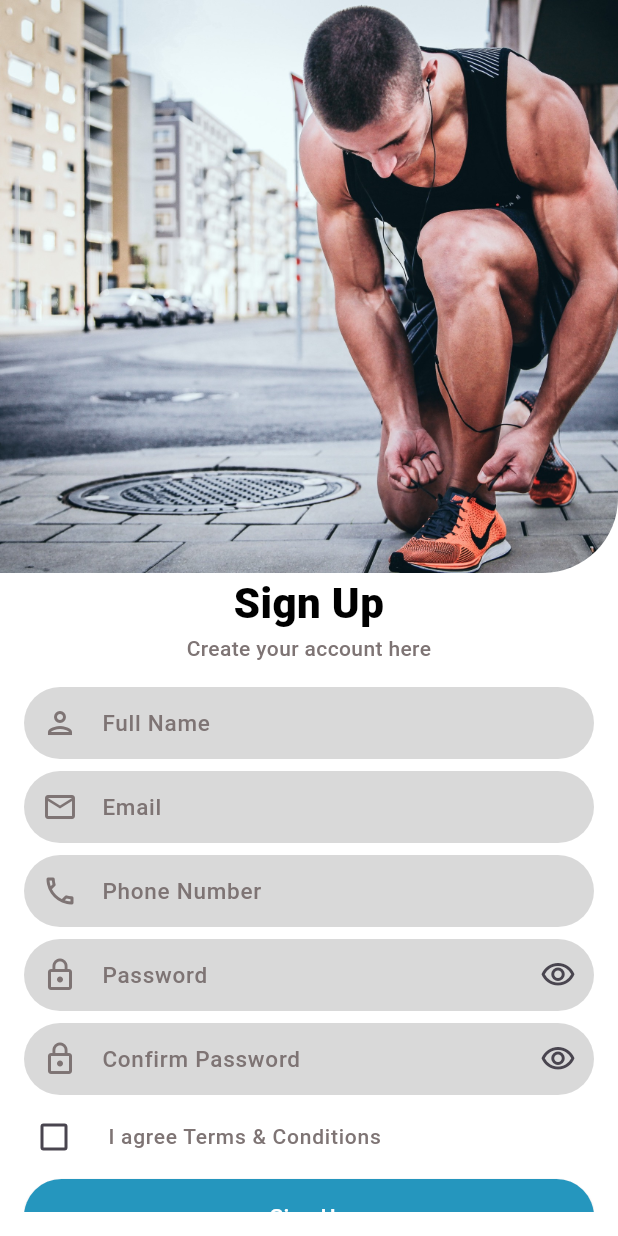
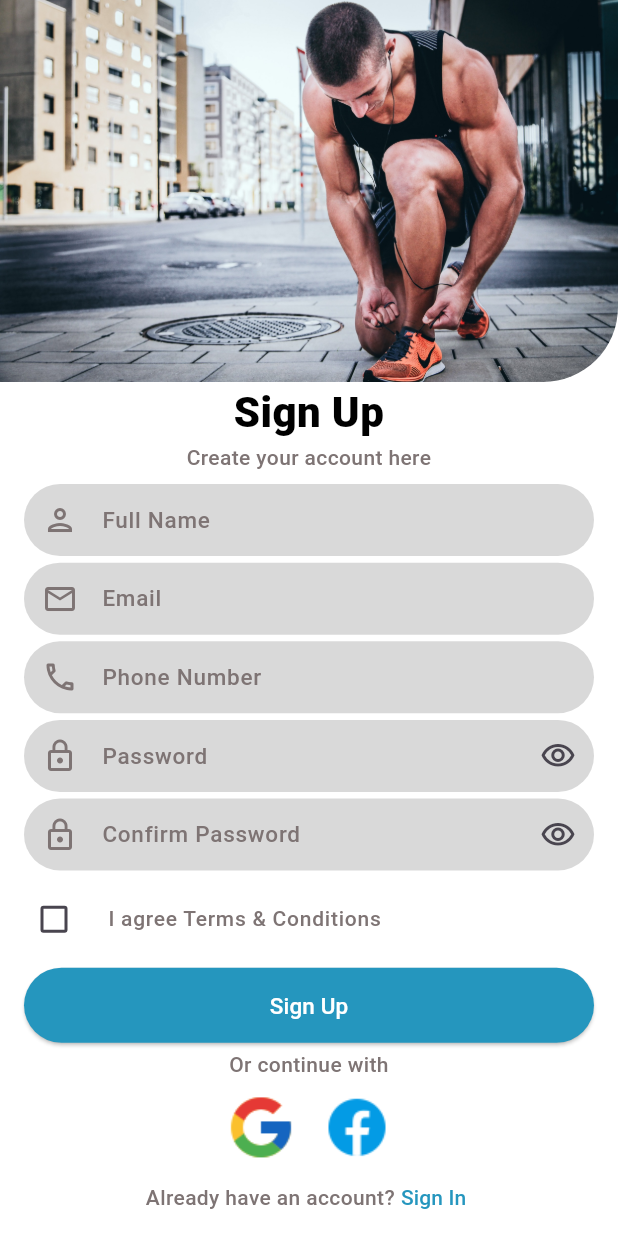
Before and after one commit to ADNAthukorala/smart_personal_coach, a Flutter app: the SignUpScreen screen opened directly, on a phone screen of 412 x 824 dp. Run offline on Flutter 3.47's test engine with Material 3 defaults, Android fonts, the phone set to English and light mode, and no system bars.

Commit message:
Finished sign up screen

```diff
--- a/lib/components/constants.dart
+++ b/lib/components/constants.dart
@@ -81,8 +81,6 @@ const kDayButtonTextStyle = TextStyle(
   color: kBlueThemeColor,
 );
 
-
-
 /// STYLES FOR BUTTONS
 /// Button styles for gender selection buttons
 const kGenderSelectionButtonStyle = ButtonStyle(
@@ -149,11 +147,23 @@ const kDayButtonStyle = ButtonStyle(
   fixedSize: MaterialStatePropertyAll(Size(double.maxFinite, 70.0)),
   backgroundColor: MaterialStatePropertyAll(kWhiteThemeColor),
   shape: MaterialStatePropertyAll(RoundedRectangleBorder(
-    borderRadius:
-    BorderRadius.all(Radius.circular(kRadius30)),
+    borderRadius: BorderRadius.all(Radius.circular(kRadius30)),
   )),
 );
 
+/// Button style for signin/signup/forget password text button
+const kSignInSignUpForgetPasswordTextButtonStyle = ButtonStyle(
+  minimumSize: MaterialStatePropertyAll(Size.zero),
+  padding: MaterialStatePropertyAll(
+    EdgeInsets.only(
+      left: 4.0,
+      right: 4.0,
+    ),
+  ),
+  tapTargetSize: MaterialTapTargetSize.shrinkWrap,
+  overlayColor:
+  MaterialStatePropertyAll(kGreyThemeColor02),
+);
 
 ///STYLES FOR SLIDERS
 ///Slider style
@@ -182,6 +192,10 @@ const kSignInSignUpTextFormFieldDecorations = InputDecoration(
   ),
   filled: true,
   fillColor: kGreyThemeColor02,
-  contentPadding:
-      EdgeInsets.only(left: 8.0, top: 12.0, right: 8.0, bottom: 12.0),
+  contentPadding: EdgeInsets.only(
+    left: 8.0,
+    top: 12.0,
+    right: 8.0,
+    bottom: 12.0,
+  ),
 );
--- a/lib/main.dart
+++ b/lib/main.dart
@@ -1,6 +1,5 @@
 import 'package:flutter/material.dart';
 import 'package:smart_personal_coach/components/constants.dart';
-import 'package:smart_personal_coach/screens/signup_screen.dart';
 import 'package:smart_personal_coach/screens/welcome_screen.dart';
 
 void main() {
@@ -17,7 +16,7 @@ class MyApp extends StatelessWidget {
         scaffoldBackgroundColor: kWhiteThemeColor,
         appBarTheme: const AppBarTheme(backgroundColor: kWhiteThemeColor),
       ),
-      home: const SignUpScreen(),
+      home: const WelcomeScreen(),
     );
   }
 }
--- a/lib/screens/signin_screen.dart
+++ b/lib/screens/signin_screen.dart
@@ -126,12 +126,7 @@ class _SignInScreenState extends State<SignInScreen> {
                     alignment: Alignment.centerLeft,
                     child: TextButton(
                       onPressed: () {},
-                      style: const ButtonStyle(
-                        padding: MaterialStatePropertyAll(
-                            EdgeInsets.fromLTRB(10.0, 0, 10.0, 0)),
-                        overlayColor:
-                            MaterialStatePropertyAll(kGreyThemeColor02),
-                      ),
+                      style: kSignInSignUpForgetPasswordTextButtonStyle,
                       child: const Text(
                         'Forget Password',
                         style: kSmallGreyColorDescriptionTextStyle,
@@ -161,11 +156,7 @@ class _SignInScreenState extends State<SignInScreen> {
                             ),
                           );
                         },
-                        style: const ButtonStyle(
-                          padding: MaterialStatePropertyAll(EdgeInsets.zero),
-                          overlayColor:
-                              MaterialStatePropertyAll(kGreyThemeColor02),
-                        ),
+                        style: kSignInSignUpForgetPasswordTextButtonStyle,
                         child: Text(
                           'Sign Up',
                           style: kSmallGreyColorDescriptionTextStyle.copyWith(
--- a/lib/screens/signup_screen.dart
+++ b/lib/screens/signup_screen.dart
@@ -13,28 +13,32 @@ class SignUpScreen extends StatefulWidget {
 }
 
 class _SignUpScreenState extends State<SignUpScreen> {
-  bool? isChecked = false;
+  /// To check whether check box is checked or not.
+  bool? _isChecked = false;
 
-  // To check whether visibility button is clicked or not.
-  bool isVisibilityButtonClicked = false;
+  /// To check whether visibility button is clicked or not.
+  bool _isVisibilityButtonClicked = false;
 
-  // Visibility button click function
+  /// Visibility button click function
   void visibilityButtonClick() {
-    if (isVisibilityButtonClicked == false) {
-      isVisibilityButtonClicked = true;
+    if (_isVisibilityButtonClicked == false) {
+      _isVisibilityButtonClicked = true;
     } else {
-      isVisibilityButtonClicked = false;
+      _isVisibilityButtonClicked = false;
     }
   }
 
   @override
   Widget build(BuildContext context) {
     return Scaffold(
+      resizeToAvoidBottomInset: false,
+
       /// Body of the screen
       body: Column(
         children: [
           /// Top image container
           const Expanded(
+            flex: 1,
             child: TopImage(imageUrl: 'images/signup_screen_image.jpg'),
           ),
 
@@ -48,6 +52,7 @@ class _SignUpScreenState extends State<SignUpScreen> {
 
           /// Bottom components holder
           Expanded(
+            flex: 2,
             child: Padding(
               padding: const EdgeInsets.only(
                 top: kPadding8,
@@ -55,14 +60,12 @@ class _SignUpScreenState extends State<SignUpScreen> {
                 right: kPadding16,
                 bottom: kPadding16,
               ),
-              child: ListView(
+              child: Column(
+                mainAxisAlignment: MainAxisAlignment.spaceBetween,
                 children: [
                   /// Get the user's full name
-                  Padding(
-                    padding: const EdgeInsets.only(top: kPadding8),
-                    child: TextFormField(
-                      decoration:
-                          kSignInSignUpTextFormFieldDecorations.copyWith(
+                  TextFormField(
+                    decoration: kSignInSignUpTextFormFieldDecorations.copyWith(
                       hintText: 'Full Name',
                       prefixIcon: const Icon(
                         Icons.person_outlined,
@@ -70,14 +73,10 @@ class _SignUpScreenState extends State<SignUpScreen> {
                       ),
                     ),
                   ),
-                  ),
 
                   /// Get the user's email
-                  Padding(
-                    padding: const EdgeInsets.only(top: kPadding8),
-                    child: TextFormField(
-                      decoration:
-                          kSignInSignUpTextFormFieldDecorations.copyWith(
+                  TextFormField(
+                    decoration: kSignInSignUpTextFormFieldDecorations.copyWith(
                       hintText: 'Email',
                       prefixIcon: const Icon(
                         Icons.email_outlined,
@@ -86,14 +85,10 @@ class _SignUpScreenState extends State<SignUpScreen> {
                     ),
                     keyboardType: TextInputType.emailAddress,
                   ),
-                  ),
 
                   /// Get the user's phone number
-                  Padding(
-                    padding: const EdgeInsets.only(top: kPadding8),
-                    child: TextFormField(
-                      decoration:
-                          kSignInSignUpTextFormFieldDecorations.copyWith(
+                  TextFormField(
+                    decoration: kSignInSignUpTextFormFieldDecorations.copyWith(
                       hintText: 'Phone Number',
                       prefixIcon: const Icon(
                         Icons.phone_outlined,
@@ -102,14 +97,10 @@ class _SignUpScreenState extends State<SignUpScreen> {
                     ),
                     keyboardType: TextInputType.number,
                   ),
-                  ),
 
                   /// Get the user's password
-                  Padding(
-                    padding: const EdgeInsets.only(top: kPadding8),
-                    child: TextFormField(
-                      decoration:
-                          kSignInSignUpTextFormFieldDecorations.copyWith(
+                  TextFormField(
+                    decoration: kSignInSignUpTextFormFieldDecorations.copyWith(
                       hintText: 'Password',
                       prefixIcon: const Icon(
                         Icons.lock_outline,
@@ -121,23 +112,19 @@ class _SignUpScreenState extends State<SignUpScreen> {
                             visibilityButtonClick();
                           });
                         },
-                          icon: isVisibilityButtonClicked
+                        icon: _isVisibilityButtonClicked
                             ? const Icon(Icons.visibility_off_outlined)
                             : const Icon(Icons.visibility_outlined),
                       ),
                     ),
-                      obscureText: isVisibilityButtonClicked ? false : true,
+                    obscureText: _isVisibilityButtonClicked ? false : true,
                     enableSuggestions: false,
                     autofocus: false,
                   ),
-                  ),
 
                   /// Confirm the password
-                  Padding(
-                    padding: const EdgeInsets.only(top: kPadding8),
-                    child: TextFormField(
-                      decoration:
-                          kSignInSignUpTextFormFieldDecorations.copyWith(
+                  TextFormField(
+                    decoration: kSignInSignUpTextFormFieldDecorations.copyWith(
                       hintText: 'Confirm Password',
                       prefixIcon: const Icon(
                         Icons.lock_outline,
@@ -149,15 +136,14 @@ class _SignUpScreenState extends State<SignUpScreen> {
                             visibilityButtonClick();
                           });
                         },
-                          icon: isVisibilityButtonClicked
+                        icon: _isVisibilityButtonClicked
                             ? const Icon(Icons.visibility_off_outlined)
                             : const Icon(Icons.visibility_outlined),
                       ),
                     ),
-                      obscureText: isVisibilityButtonClicked ? false : true,
+                    obscureText: _isVisibilityButtonClicked ? false : true,
                     enableSuggestions: false,
                     autofocus: false,
-                    ),
                   ),
 
                   /// Check whether agree with the terms and conditions
@@ -166,10 +152,10 @@ class _SignUpScreenState extends State<SignUpScreen> {
                       'I agree Terms & Conditions',
                       style: kSmallGreyColorDescriptionTextStyle,
                     ),
-                    value: isChecked,
+                    value: _isChecked,
                     onChanged: (value) {
                       setState(() {
-                        isChecked = value;
+                        _isChecked = value;
                       });
                     },
                     controlAffinity: ListTileControlAffinity.leading,
@@ -204,11 +190,7 @@ class _SignUpScreenState extends State<SignUpScreen> {
                         onPressed: () {
                           Navigator.pop(context);
                         },
-                        style: const ButtonStyle(
-                          padding: MaterialStatePropertyAll(EdgeInsets.zero),
-                          overlayColor:
-                              MaterialStatePropertyAll(kGreyThemeColor02),
-                        ),
+                        style: kSignInSignUpForgetPasswordTextButtonStyle,
                         child: Text(
                           'Sign In',
                           style: kSmallGreyColorDescriptionTextStyle.copyWith(
```
Lines whose indentation alone changed are shown as unchanged.
